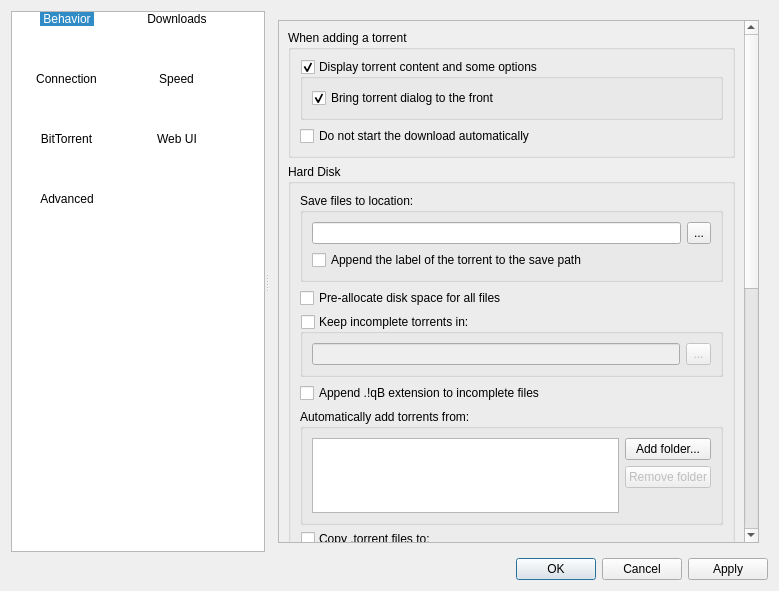
qbittorrent/qBittorrent, file src/gui/options.ui: the form before one commit.
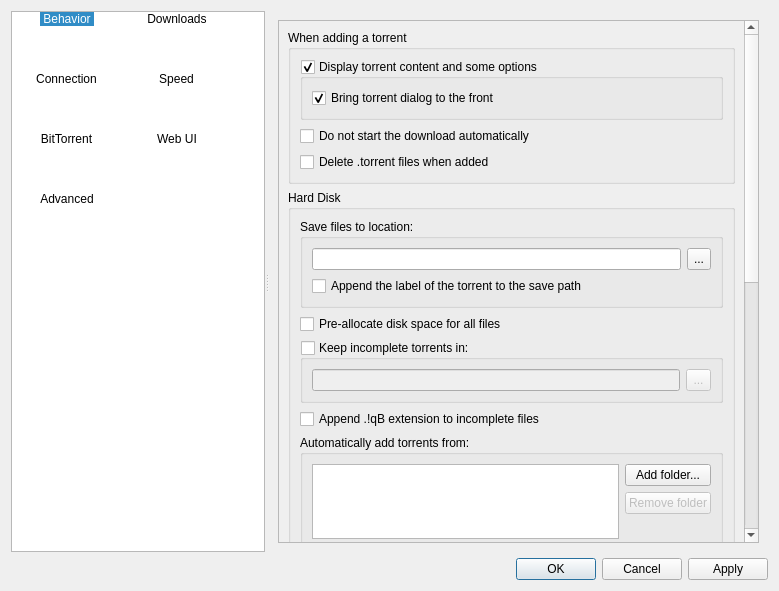
The form after the commit. The open tabs and pages were chosen to show the change. Icons and pictures are not drawn.

Commit message:
Add an option to automatically delete .torrents when added
Closes #2692.

```diff
--- a/src/gui/options.ui
+++ b/src/gui/options.ui
@@ -539,6 +539,13 @@
                <property name="bottomMargin">
                 <number>9</number>
                </property>
+               <item row="2" column="0">
+                <widget class="QCheckBox" name="checkDeleteWhenAdded">
+                 <property name="text">
+                  <string comment="The .torrent file will be deleted when added">Delete .torrent files when added</string>
+                 </property>
+                </widget>
+               </item>
                <item row="1" column="0">
                 <widget class="QCheckBox" name="checkStartPaused">
                  <property name="text">
```
The commit also changes 5 other files.
